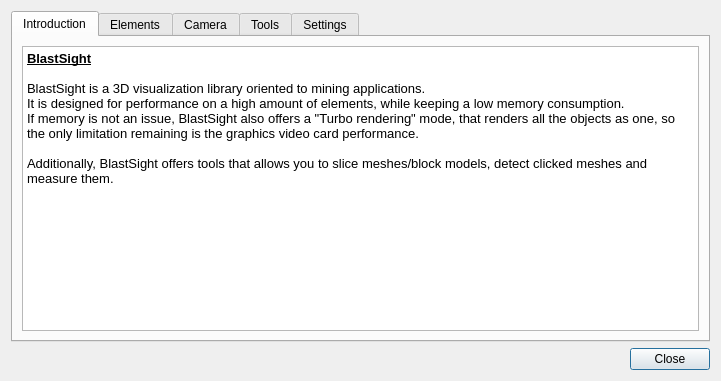
First picture: the form in blastsight/view/gui/UI/helpdialog.ui, repository gsanhueza/BlastSight, before the edit.
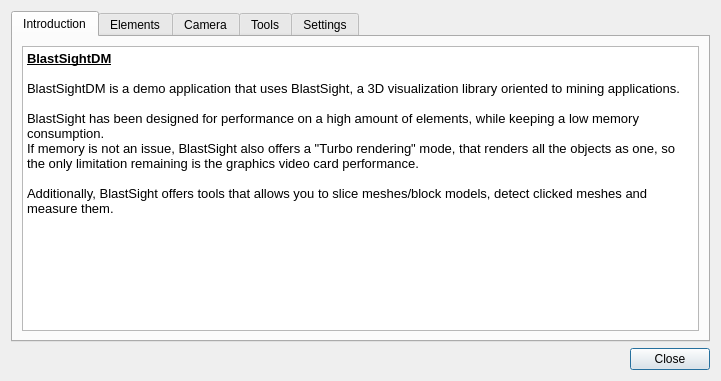
Second picture: the form after the edit.

Commit message: The demo application has its own name, to avoid confusions with the library

Diff of the .ui file:
```diff
--- a/blastsight/view/gui/UI/helpdialog.ui
+++ b/blastsight/view/gui/UI/helpdialog.ui
@@ -31,10 +31,11 @@
 &lt;html&gt;&lt;head&gt;&lt;meta name=&quot;qrichtext&quot; content=&quot;1&quot; /&gt;&lt;style type=&quot;text/css&quot;&gt;
 p, li { white-space: pre-wrap; }
 &lt;/style&gt;&lt;/head&gt;&lt;body style=&quot; font-family:'Noto Sans'; font-size:10pt; font-weight:400; font-style:normal;&quot;&gt;
-&lt;p style=&quot; margin-top:0px; margin-bottom:0px; margin-left:0px; margin-right:0px; -qt-block-indent:0; text-indent:0px;&quot;&gt;&lt;span style=&quot; font-weight:600; text-decoration: underline;&quot;&gt;BlastSight&lt;/span&gt;&lt;/p&gt;
+&lt;p style=&quot; margin-top:0px; margin-bottom:0px; margin-left:0px; margin-right:0px; -qt-block-indent:0; text-indent:0px;&quot;&gt;&lt;span style=&quot; font-weight:600; text-decoration: underline;&quot;&gt;BlastSightDM&lt;/span&gt;&lt;/p&gt;
 &lt;p style=&quot;-qt-paragraph-type:empty; margin-top:0px; margin-bottom:0px; margin-left:0px; margin-right:0px; -qt-block-indent:0; text-indent:0px;&quot;&gt;&lt;br /&gt;&lt;/p&gt;
-&lt;p style=&quot; margin-top:0px; margin-bottom:0px; margin-left:0px; margin-right:0px; -qt-block-indent:0; text-indent:0px;&quot;&gt;BlastSight is a 3D visualization library oriented to mining applications.&lt;/p&gt;
-&lt;p style=&quot; margin-top:0px; margin-bottom:0px; margin-left:0px; margin-right:0px; -qt-block-indent:0; text-indent:0px;&quot;&gt;It is designed for performance on a high amount of elements, while keeping a low memory consumption.&lt;/p&gt;
+&lt;p style=&quot; margin-top:0px; margin-bottom:0px; margin-left:0px; margin-right:0px; -qt-block-indent:0; text-indent:0px;&quot;&gt;BlastSightDM is a demo application that uses BlastSight, a 3D visualization library oriented to mining applications.&lt;/p&gt;
+&lt;p style=&quot;-qt-paragraph-type:empty; margin-top:0px; margin-bottom:0px; margin-left:0px; margin-right:0px; -qt-block-indent:0; text-indent:0px;&quot;&gt;&lt;br /&gt;&lt;/p&gt;
+&lt;p style=&quot; margin-top:0px; margin-bottom:0px; margin-left:0px; margin-right:0px; -qt-block-indent:0; text-indent:0px;&quot;&gt;BlastSight has been designed for performance on a high amount of elements, while keeping a low memory consumption.&lt;/p&gt;
 &lt;p style=&quot; margin-top:0px; margin-bottom:0px; margin-left:0px; margin-right:0px; -qt-block-indent:0; text-indent:0px;&quot;&gt;If memory is not an issue, BlastSight also offers a &amp;quot;Turbo rendering&amp;quot; mode, that renders all the objects as one, so the only limitation remaining is the graphics video card performance.&lt;/p&gt;
 &lt;p style=&quot;-qt-paragraph-type:empty; margin-top:0px; margin-bottom:0px; margin-left:0px; margin-right:0px; -qt-block-indent:0; text-indent:0px;&quot;&gt;&lt;br /&gt;&lt;/p&gt;
 &lt;p style=&quot; margin-top:0px; margin-bottom:0px; margin-left:0px; margin-right:0px; -qt-block-indent:0; text-indent:0px;&quot;&gt;Additionally, BlastSight offers tools that allows you to slice meshes/block models, detect clicked meshes and measure them.&lt;/p&gt;&lt;/body&gt;&lt;/html&gt;</string>
```
Left out of the diff: 2 changed lines with no effect on the pictures. The commit also changes 3 other files.
